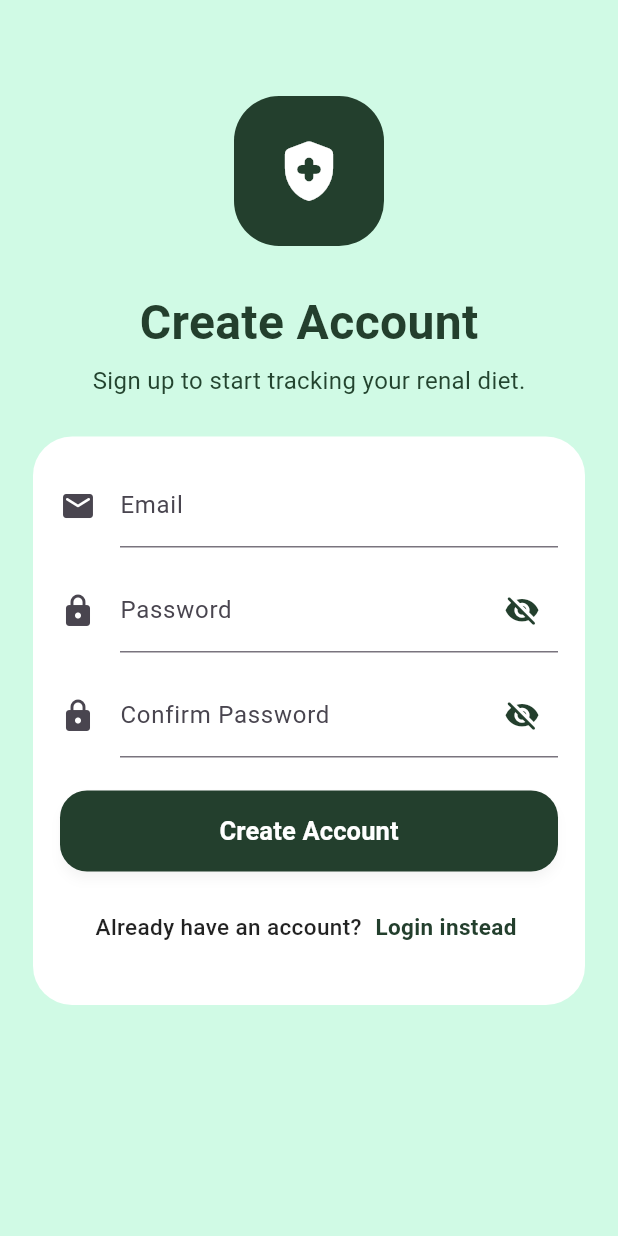
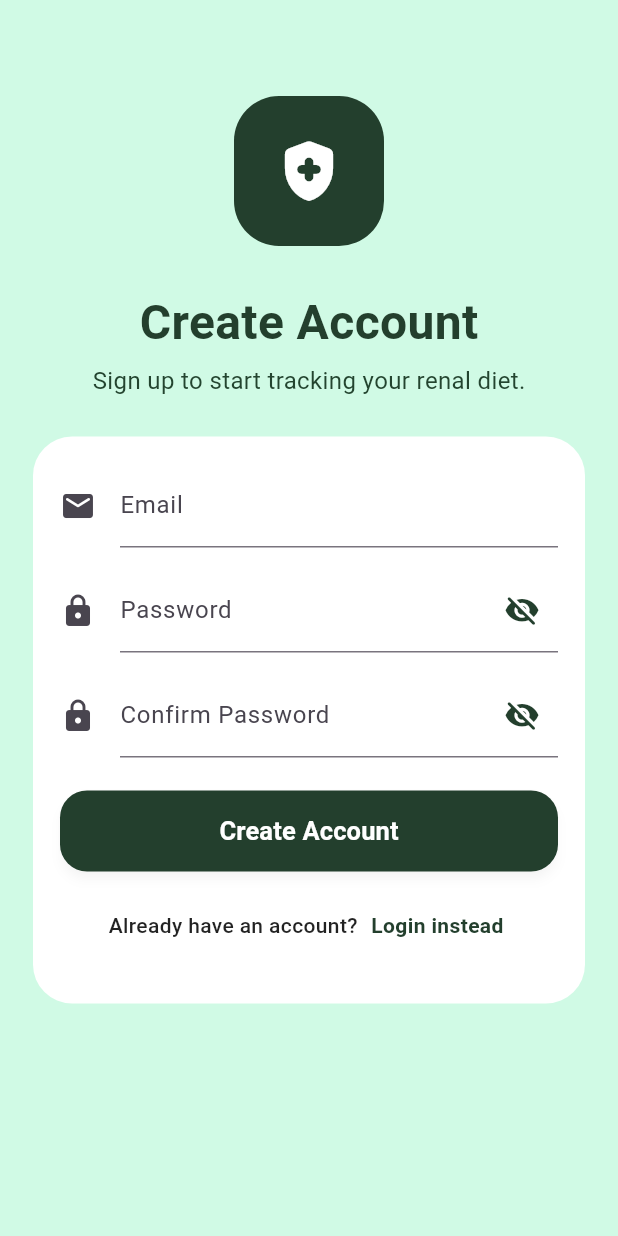
Before and after one commit to kirr24/RenalBites, a Flutter app: the screen it shows after launch, after a tap on the "keyboard arrow up" icon, after a tap on "Register now", on a phone screen of 412 x 824 dp. Run offline on Flutter 3.47's test engine with Material 3 defaults, Android fonts, the phone set to English and light mode, and no system bars; our stand-ins replace cloud_firestore, curved_navigation_bar, firebase_auth, firebase_core, firebase_storage, fl_chart and 2 more; accounts and stored records are empty; network calls fail.

Commit message:
change font size

```diff
--- a/lib/screens/login_screen.dart
+++ b/lib/screens/login_screen.dart
@@ -108,13 +108,8 @@ class _LoginScreenState extends State<LoginScreen> {
                         controller: emailController,
                         keyboardType: TextInputType.emailAddress,
                         decoration: InputDecoration(
-                          labelText: 'Email',
-                          prefixIcon: const Icon(Icons.email_outlined),
-                          filled: true,
-                          fillColor: const Color.fromARGB(255, 238, 250, 243),
-                          border: OutlineInputBorder(
-                            borderRadius: BorderRadius.circular(18),
-                          ),
+                          labelText: ('Email'),
+                          icon: const Icon(Icons.email_outlined),
                         ),
                       ),
 
@@ -124,13 +119,8 @@ class _LoginScreenState extends State<LoginScreen> {
                         controller: passwordController,
                         obscureText: true,
                         decoration: InputDecoration(
-                          labelText: 'Password',
-                          prefixIcon: const Icon(Icons.lock_outline),
-                          filled: true,
-                          fillColor: const Color.fromARGB(255, 238, 250, 243),
-                          border: OutlineInputBorder(
-                            borderRadius: BorderRadius.circular(18),
-                          ),
+                          labelText: ('Password'),
+                          icon: const Icon(Icons.lock_outline),
                         ),
                       ),
 
--- a/lib/screens/register_screen.dart
+++ b/lib/screens/register_screen.dart
@@ -249,7 +249,7 @@ class _RegisterScreenState extends State<RegisterScreen> {
                         const Text(
                           'Already have an account?',
                           style: TextStyle(
-                            fontSize: 15,
+                            fontSize: 14,
                             color: Colors.black87,
                             fontWeight: FontWeight.w500,
                           ),
@@ -266,7 +266,7 @@ class _RegisterScreenState extends State<RegisterScreen> {
                             child: Text(
                               'Login instead',
                               style: TextStyle(
-                                fontSize: 15,
+                                fontSize: 14,
                                 color: Color.fromARGB(255, 35, 63, 45),
                                 fontWeight: FontWeight.bold,
                               ),
```
